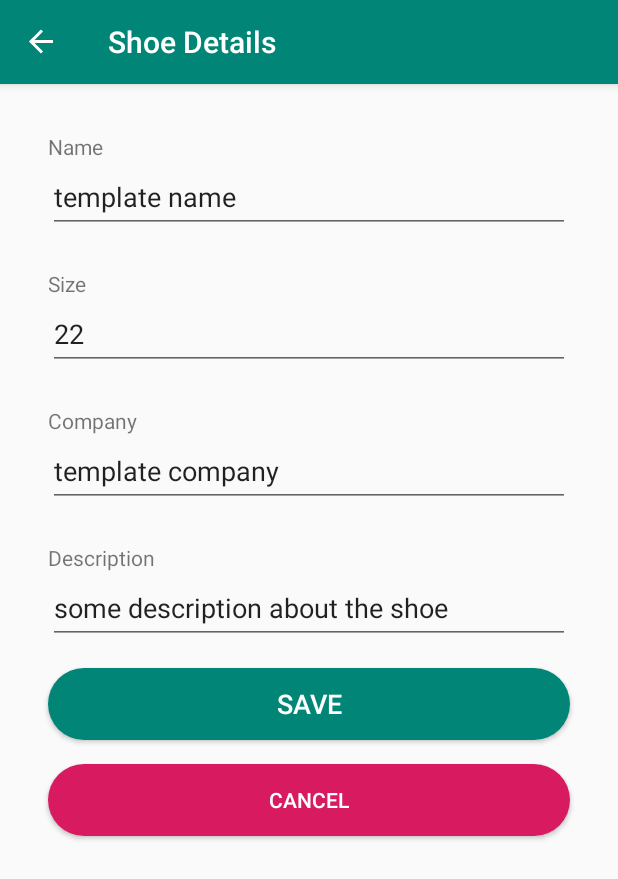
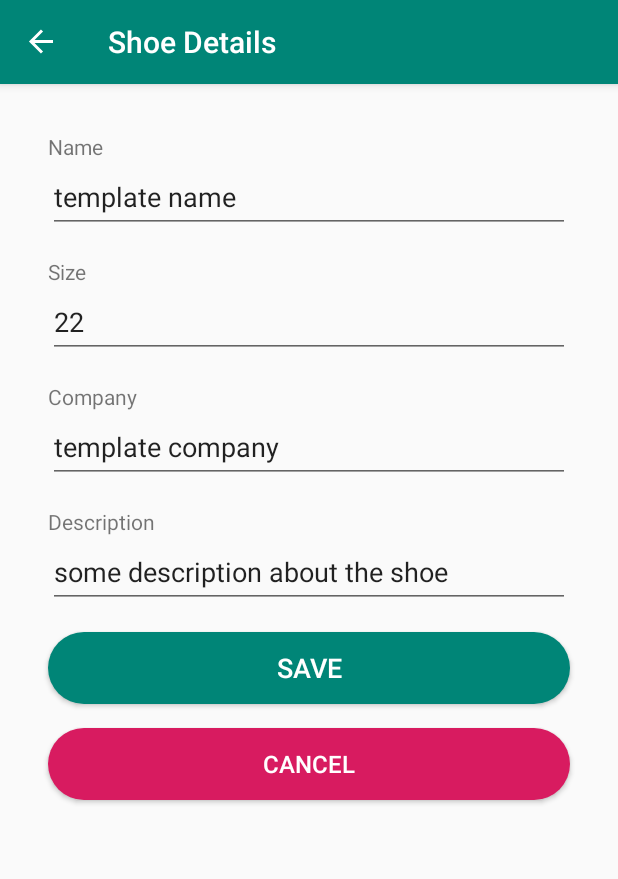
Before and after one commit to waleedadel222/FWDFirstApp, an Android app: the ShoesFragment screen opened through its navigation route, after a tap on "Add New shoe", on a phone screen of 412 x 824 dp. Shown: the top 879 px of the screen. Run offline under Robolectric (Android 15) with nearby library versions, the phone set to English and light mode, and no system bars; our stand-ins replace Timber, data binding, navigation-ui.

Commit message:
justify code

```diff
--- a/app/build.gradle
+++ b/app/build.gradle
@@ -58,5 +58,4 @@ dependencies {
 
     //timber log library
     implementation 'com.jakewharton.timber:timber:5.0.1'
-
 }
--- a/app/src/main/java/com/waleed/fwdfirstapp/views/MainActivity.kt
+++ b/app/src/main/java/com/waleed/fwdfirstapp/views/MainActivity.kt
@@ -1,10 +1,10 @@
 package com.waleed.fwdfirstapp.views
 
+import android.os.Bundle
 import androidx.appcompat.app.AppCompatActivity
-import android.os.Bundle
 import androidx.databinding.DataBindingUtil
-import androidx.navigation.NavController
 import androidx.navigation.findNavController
+import androidx.navigation.fragment.NavHostFragment
 import androidx.navigation.ui.AppBarConfiguration
 import androidx.navigation.ui.NavigationUI
 import androidx.navigation.ui.navigateUp
@@ -27,7 +27,13 @@ class MainActivity : AppCompatActivity() {
         val toolbar = mainActivityBinding.toolbar
         setSupportActionBar(toolbar)
 
-        val navigationController: NavController = this.findNavController(R.id.navigation)
+//        val navigationController: NavController = this.findNavController(R.id.navigation)
+
+        val navHostFragment: NavHostFragment =
+            supportFragmentManager.findFragmentById(R.id.navigation) as NavHostFragment
+        val navigationController = navHostFragment.navController
+
+
 
         NavigationUI.setupActionBarWithNavController(this, navigationController)
         appBarConfiguration = AppBarConfiguration(navigationController.graph)
@@ -37,4 +43,5 @@ class MainActivity : AppCompatActivity() {
     override fun onSupportNavigateUp(): Boolean {
         return findNavController(R.id.navigation).navigateUp(appBarConfiguration)
     }
+
 }
--- a/app/src/main/java/com/waleed/fwdfirstapp/views/fragments/ShoesDetailsFragment.kt
+++ b/app/src/main/java/com/waleed/fwdfirstapp/views/fragments/ShoesDetailsFragment.kt
@@ -17,12 +17,9 @@ import com.waleed.fwdfirstapp.viewmodels.ShoesViewModel
 class ShoesDetailsFragment : Fragment() {
 
     private lateinit var shoesDetailsBinding: FragmentShoesDetailsBinding
-    private lateinit var shoesViewModel: ShoesViewModel
 
-    private var name = ""
-    private var size = ""
-    private var company = ""
-    private var description = ""
+     private lateinit var shoesViewModel: ShoesViewModel
+
 
     override fun onCreateView(
         inflater: LayoutInflater, container: ViewGroup?,
@@ -36,7 +33,6 @@ class ShoesDetailsFragment : Fragment() {
             Shoe("template name", "22", "template company", "some description about the shoe")
 
         shoesViewModel = ViewModelProvider(requireActivity())[ShoesViewModel::class.java]
-
 
         shoesDetailsBinding.saveButton.setOnClickListener {
 
@@ -52,14 +48,18 @@ class ShoesDetailsFragment : Fragment() {
                 saveShoeDetails(name, size, company, description)
             }
         }
+
+
         shoesDetailsBinding.cancelButton.setOnClickListener {
             findNavController().navigateUp()
 
         }
+
         return shoesDetailsBinding.root
     }
 
     private fun saveShoeDetails(name: String, size: String, company: String, description: String) {
+
 
         shoesViewModel.addShoeDetails(
             "Name: $name",
--- a/app/src/main/java/com/waleed/fwdfirstapp/views/fragments/ShoesFragment.kt
+++ b/app/src/main/java/com/waleed/fwdfirstapp/views/fragments/ShoesFragment.kt
@@ -18,6 +18,7 @@ import com.waleed.fwdfirstapp.viewmodels.ShoesViewModel
 class ShoesFragment : Fragment() {
 
     private lateinit var shoesBinding: FragmentShoesBinding
+
     private lateinit var shoesViewModel: ShoesViewModel
 
     override fun onCreateView(
@@ -30,11 +31,11 @@ class ShoesFragment : Fragment() {
         setHasOptionsMenu(true)
 
         shoesViewModel = ViewModelProvider(requireActivity())[ShoesViewModel::class.java]
+
         shoesViewModel.shoes.observe(viewLifecycleOwner) { item: List<Shoe> ->
 
             addShoesListItem(item)
         }
-
         shoesBinding.lifecycleOwner = viewLifecycleOwner
 
         shoesBinding.addShoeFloatingButton.setOnClickListener { view: View ->
@@ -59,7 +60,6 @@ class ShoesFragment : Fragment() {
         return when (item.itemId) {
             R.id.logoutMenuItem -> {
 
-
                 findNavController().navigate(ShoesFragmentDirections.actionShoesFragmentToLoginFragment())
 
                 true
@@ -73,41 +73,50 @@ class ShoesFragment : Fragment() {
 
     private fun addShoesListItem(item: List<Shoe>) {
 
+
         item.forEach {
+
             val bindingView = ShoeListItemBinding.inflate(
                 LayoutInflater.from(requireContext()),
                 shoesBinding.shoeLinearLayout,
                 false
             )
 
-            bindingView.shoeNameTextView.text = it.name
-            bindingView.shoeSizeTextView.text = it.size
-            bindingView.shoeCompanyTextView.text = it.company
-            bindingView.shoeDescriptionTextView.text = it.description
+            with(bindingView) {
+                shoeNameTextView.text = it.name
+                shoeSizeTextView.text = it.size
+                shoeCompanyTextView.text = it.company
+                shoeDescriptionTextView.text = it.description
 
-            shoesBinding.shoeLinearLayout.addView(bindingView.root)
+                shoesBinding.shoeLinearLayout.addView(root)
+            }
         }
+
     }
 
+
     private fun addShoesFirstTime() {
+        val shoes1 = Shoe(
+            "Name: shoe 1", "Size: 16", "Company: adidas",
+            "Description: running shoes"
+        )
 
         val bindingView = ShoeListItemBinding.inflate(
-            LayoutInflater.from(requireContext()),
-            shoesBinding.shoeLinearLayout,
-            false
+            LayoutInflater.from(requireContext()), shoesBinding.shoeLinearLayout, false
         )
 
-        var shoes1 =
-            Shoe(
-                "Name: shoe 1", "Size: 16", "Company: adidas",
-                "Description: running shoes"
-            )
-        bindingView.shoeNameTextView.text = shoes1.name
-        bindingView.shoeSizeTextView.text = shoes1.size
-        bindingView.shoeCompanyTextView.text = shoes1.company
-        bindingView.shoeDescriptionTextView.text = shoes1.description
 
-        shoesBinding.shoeLinearLayout.addView(bindingView.root)
+        with(bindingView) {
+            shoeNameTextView.text = shoes1.name
+            shoeSizeTextView.text = shoes1.size
+            shoeCompanyTextView.text = shoes1.company
+            shoeDescriptionTextView.text = shoes1.description
+
+            shoesBinding.shoeLinearLayout.addView(root)
+
+        }
+
 
     }
+
 }
--- a/app/src/main/res/layout/activity_main.xml
+++ b/app/src/main/res/layout/activity_main.xml
@@ -22,7 +22,8 @@
 
         </com.google.android.material.appbar.AppBarLayout>
 
-        <fragment
+<!--        fragment container for all app fragments-->
+        <androidx.fragment.app.FragmentContainerView
             android:id="@+id/navigation"
             android:name="androidx.navigation.fragment.NavHostFragment"
             android:layout_width="match_parent"
--- a/app/src/main/res/layout/fragment_shoes_details.xml
+++ b/app/src/main/res/layout/fragment_shoes_details.xml
@@ -11,6 +11,10 @@
             type="com.waleed.fwdfirstapp.models.Shoe" />
     </data>
 
+
+    <!--    ConstraintLayout is the parent layout ,
+           organize all main components relationships-->
+
     <androidx.constraintlayout.widget.ConstraintLayout
         android:layout_width="match_parent"
         android:layout_height="match_parent">
@@ -19,9 +23,9 @@
             android:id="@+id/shoeNameTextView"
             android:layout_width="match_parent"
             android:layout_height="wrap_content"
-            android:layout_marginStart="32dp"
-            android:layout_marginTop="32dp"
-            android:layout_marginEnd="32dp"
+            android:layout_marginStart="@dimen/dim_32"
+            android:layout_marginTop="@dimen/dim_32"
+            android:layout_marginEnd="@dimen/dim_32"
             android:text="@string/name"
             app:layout_constraintEnd_toEndOf="parent"
             app:layout_constraintStart_toStartOf="parent"
@@ -31,10 +35,11 @@
             android:id="@+id/shoeNameEditText"
             android:layout_width="match_parent"
             android:layout_height="wrap_content"
-            android:layout_marginStart="32dp"
-            android:layout_marginLeft="32dp"
-            android:layout_marginEnd="32dp"
-            android:layout_marginRight="32dp"
+            android:layout_marginStart="@dimen/dim_32"
+            android:layout_marginLeft="@dimen/dim_32"
+            android:layout_marginEnd="@dimen/dim_32"
+            android:layout_marginRight="@dimen/dim_32"
+            android:autofillHints=""
             android:hint="@string/name"
             android:inputType="text"
             android:minHeight="48dp"
@@ -45,11 +50,11 @@
 
         <TextView
             android:id="@+id/sizeTextView"
-            android:layout_width="0dp"
+            android:layout_width="match_parent"
             android:layout_height="wrap_content"
-            android:layout_marginStart="32dp"
-            android:layout_marginTop="24dp"
-            android:layout_marginEnd="32dp"
+            android:layout_marginStart="@dimen/dim_32"
+            android:layout_marginTop="@dimen/dim_16"
+            android:layout_marginEnd="@dimen/dim_32"
             android:text="@string/size"
             app:layout_constraintEnd_toEndOf="parent"
             app:layout_constraintStart_toStartOf="parent"
@@ -59,9 +64,9 @@
             android:id="@+id/sizeEditText"
             android:layout_width="match_parent"
             android:layout_height="wrap_content"
-            android:layout_marginStart="32dp"
-            android:layout_marginEnd="32dp"
-            android:autofillHints="0.0"
+            android:layout_marginStart="@dimen/dim_32"
+            android:layout_marginEnd="@dimen/dim_32"
+            android:autofillHints="0"
             android:hint="@string/size"
             android:inputType="numberDecimal"
             android:minHeight="48dp"
@@ -75,9 +80,9 @@
             android:id="@+id/companyTextView"
             android:layout_width="match_parent"
             android:layout_height="wrap_content"
-            android:layout_marginStart="32dp"
-            android:layout_marginTop="24dp"
-            android:layout_marginEnd="32dp"
+            android:layout_marginStart="@dimen/dim_32"
+            android:layout_marginTop="@dimen/dim_16"
+            android:layout_marginEnd="@dimen/dim_32"
             android:text="@string/company"
             app:layout_constraintEnd_toEndOf="parent"
             app:layout_constraintStart_toStartOf="parent"
@@ -87,10 +92,11 @@
             android:id="@+id/companyEditText"
             android:layout_width="match_parent"
             android:layout_height="wrap_content"
-            android:layout_marginStart="32dp"
-            android:layout_marginLeft="32dp"
-            android:layout_marginEnd="32dp"
-            android:layout_marginRight="32dp"
+            android:layout_marginStart="@dimen/dim_32"
+            android:layout_marginLeft="@dimen/dim_32"
+            android:layout_marginEnd="@dimen/dim_32"
+            android:layout_marginRight="@dimen/dim_32"
+            android:autofillHints=""
             android:hint="@string/company"
             android:inputType="text"
             android:minHeight="48dp"
@@ -104,9 +110,9 @@
             android:id="@+id/descriptionTextView"
             android:layout_width="0dp"
             android:layout_height="wrap_content"
-            android:layout_marginStart="32dp"
-            android:layout_marginTop="24dp"
-            android:layout_marginEnd="32dp"
+            android:layout_marginStart="@dimen/dim_32"
+            android:layout_marginTop="@dimen/dim_16"
+            android:layout_marginEnd="@dimen/dim_32"
             android:text="@string/description"
             app:layout_constraintEnd_toEndOf="parent"
             app:layout_constraintStart_toStartOf="parent"
@@ -116,10 +122,11 @@
             android:id="@+id/descriptionEditText"
             android:layout_width="match_parent"
             android:layout_height="wrap_content"
-            android:layout_marginStart="32dp"
-            android:layout_marginLeft="32dp"
-            android:layout_marginEnd="32dp"
-            android:layout_marginRight="32dp"
+            android:layout_marginStart="@dimen/dim_32"
+            android:layout_marginLeft="@dimen/dim_32"
+            android:layout_marginEnd="@dimen/dim_32"
+            android:layout_marginRight="@dimen/dim_32"
+            android:autofillHints=""
             android:hint="@string/description"
             android:inputType="text"
             android:minHeight="48dp"
@@ -128,6 +135,8 @@
             app:layout_constraintStart_toStartOf="parent"
             app:layout_constraintTop_toBottomOf="@id/descriptionTextView" />
 
+        <!--    LinearLayout is the container
+              of the save and cancel buttons -->
         <LinearLayout
             android:layout_width="match_parent"
             android:layout_height="wrap_content"
@@ -141,25 +150,26 @@
                 android:id="@+id/saveButton"
                 android:layout_width="match_parent"
                 android:layout_height="wrap_content"
-                android:layout_marginLeft="32dp"
-                android:layout_marginTop="16dp"
-                android:layout_marginRight="32dp"
+                android:layout_marginLeft="@dimen/dim_32"
+                android:layout_marginTop="@dimen/dim_16"
+                android:layout_marginRight="@dimen/dim_32"
                 android:background="@drawable/border_solid"
                 android:text="@string/save"
                 android:textColor="@color/white"
-                android:textSize="18sp" />
+                android:textSize="@dimen/dim_txt_18" />
 
             <Button
                 android:id="@+id/cancelButton"
                 android:layout_width="match_parent"
                 android:layout_height="wrap_content"
-                android:layout_marginLeft="32dp"
-                android:layout_marginTop="16dp"
-                android:layout_marginRight="32dp"
-                android:layout_marginBottom="16dp"
+                android:layout_marginLeft="@dimen/dim_32"
+                android:layout_marginTop="@dimen/dim_16"
+                android:layout_marginRight="@dimen/dim_32"
+                android:layout_marginBottom="@dimen/dim_16"
                 android:background="@drawable/border_cancel"
                 android:text="@string/cancel"
-                android:textColor="@color/white" />
+                android:textColor="@color/white"
+                android:textSize="@dimen/dim_txt_16" />
 
         </LinearLayout>
 
--- /dev/null
+++ b/app/src/main/res/values/dimens.xml
@@ -0,0 +1,14 @@
+<?xml version="1.0" encoding="utf-8"?>
+<resources>
+    <dimen name="dim_16">16dp</dimen>
+    <dimen name="dim_32">32dp</dimen>
+    <dimen name="dim_64">64dp</dimen>
+    <dimen name="dim_8">8dp</dimen>
+
+    <!-- text size-->
+    <dimen name="dim_txt_16">16sp</dimen>
+    <dimen name="dim_txt_24">24sp</dimen>
+    <dimen name="dim_txt_18">18sp</dimen>
+    <dimen name="dim_130">130dp</dimen>
+    <dimen name="dim_24">24dp</dimen>
+</resources>
--- a/app/src/main/res/values/strings.xml
+++ b/app/src/main/res/values/strings.xml
@@ -18,4 +18,5 @@
     <string name="cancel">Cancel</string>
     <string name="save">Save</string>
     <string name="long_instruction">you can navigate throw the app , add new shoes or cancel them ,all data you added will be visible till you logout</string>
+    <string name="the_app_instruction">the app instruction</string>
 </resources>
```
Also changed, not shown: app/src/main/java/com/waleed/fwdfirstapp/views/fragments/OnBoardingFragment.kt (+11 -7 lines), app/src/main/res/layout/fragment_instructions.xml (+14 -12 lines), app/src/main/res/layout/fragment_login.xml (+27 -21 lines), app/src/main/res/layout/fragment_on_boarding.xml (+11 -9 lines), app/src/main/res/layout/fragment_shoes.xml (+7 -4 lines), app/src/main/res/layout/shoe_list_item.xml (+15 -12 lines).
